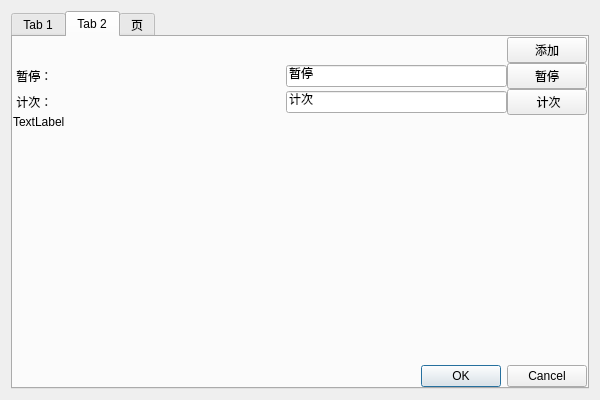
Qt form 4-QtTest/1-Project/4-XVPlayer/Clock/StopwatchSetWdg.ui (gtoo8888/-C-) before a commit.
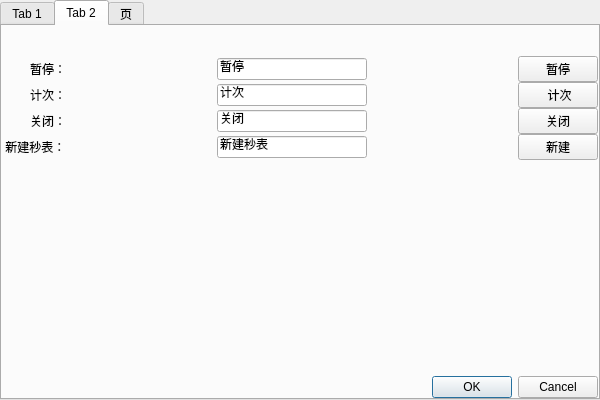
The same form after that commit. The open tabs and pages were chosen to show the change.

Diff of the .ui file:
```diff
--- a/4-QtTest/1-Project/4-XVPlayer/Clock/StopwatchSetWdg.ui
+++ b/4-QtTest/1-Project/4-XVPlayer/Clock/StopwatchSetWdg.ui
@@ -20,6 +20,21 @@
    <string>Setting</string>
   </property>
   <layout class="QVBoxLayout" name="verticalLayout">
+   <property name="spacing">
+    <number>0</number>
+   </property>
+   <property name="leftMargin">
+    <number>0</number>
+   </property>
+   <property name="topMargin">
+    <number>0</number>
+   </property>
+   <property name="rightMargin">
+    <number>0</number>
+   </property>
+   <property name="bottomMargin">
+    <number>0</number>
+   </property>
    <item>
     <widget class="QTabWidget" name="tabWidget">
      <property name="currentIndex">
@@ -94,6 +109,39 @@
            </property>
           </spacer>
          </item>
+         <item row="6" column="2">
+          <widget class="QLineEdit" name="leAutoCleanTime">
+           <property name="text">
+            <string>清理时间</string>
+           </property>
+          </widget>
+         </item>
+         <item row="8" column="0">
+          <widget class="QLabel" name="label">
+           <property name="text">
+            <string> 语言：</string>
+           </property>
+           <property name="alignment">
+            <set>Qt::AlignRight|Qt::AlignTrailing|Qt::AlignVCenter</set>
+           </property>
+          </widget>
+         </item>
+         <item row="0" column="2">
+          <spacer name="verticalSpacer_5">
+           <property name="orientation">
+            <enum>Qt::Vertical</enum>
+           </property>
+           <property name="sizeType">
+            <enum>QSizePolicy::Minimum</enum>
+           </property>
+           <property name="sizeHint" stdset="0">
+            <size>
+             <width>20</width>
+             <height>30</height>
+            </size>
+           </property>
+          </spacer>
+         </item>
          <item row="2" column="2">
           <widget class="QComboBox" name="comboBox">
            <item>
@@ -170,22 +218,8 @@
        </property>
        <item>
         <layout class="QGridLayout" name="gridLayout_2">
-         <item row="0" column="3">
-          <widget class="QPushButton" name="btnKeyAdd">
-           <property name="text">
-            <string>添加</string>
-           </property>
-          </widget>
-         </item>
-         <item row="1" column="0">
-          <widget class="QLabel" name="labKeyStop">
-           <property name="text">
-            <string> 暂停：</string>
-           </property>
-          </widget>
-         </item>
-         <item row="1" column="1">
-          <spacer name="horizontalSpacer">
+         <item row="2" column="3">
+          <spacer name="horizontalSpacer_4">
            <property name="orientation">
             <enum>Qt::Horizontal</enum>
            </property>
@@ -197,62 +231,21 @@
            </property>
           </spacer>
          </item>
-         <item row="1" column="2">
-          <widget class="QLineEdit" name="leKeyStop">
-           <property name="text">
-            <string>暂停</string>
-           </property>
-          </widget>
-         </item>
-         <item row="1" column="3">
-          <widget class="QPushButton" name="btnKeyCount">
-           <property name="text">
-            <string>暂停</string>
-           </property>
-          </widget>
-         </item>
-         <item row="2" column="0">
-          <widget class="QLabel" name="labKeyCount">
-           <property name="text">
-            <string> 计次：</string>
-           </property>
-          </widget>
-         </item>
-         <item row="2" column="1">
-          <spacer name="horizontalSpacer_2">
-           <property name="orientation">
-            <enum>Qt::Horizontal</enum>
-           </property>
-           <property name="sizeHint" stdset="0">
-            <size>
-             <width>40</width>
-             <height>20</height>
-            </size>
-           </property>
-          </spacer>
-         </item>
-         <item row="2" column="2">
+         <item row="3" column="2">
           <widget class="QLineEdit" name="leKeyCout">
            <property name="text">
             <string>计次</string>
            </property>
           </widget>
          </item>
-         <item row="2" column="3">
+         <item row="3" column="4">
           <widget class="QPushButton" name="btnKeyStop">
            <property name="text">
             <string> 计次</string>
            </property>
           </widget>
          </item>
-         <item row="3" column="0">
-          <widget class="QLabel" name="label">
-           <property name="text">
-            <string>TextLabel</string>
-           </property>
-          </widget>
-         </item>
-         <item row="4" column="1">
+         <item row="6" column="1">
           <spacer name="verticalSpacer">
            <property name="orientation">
             <enum>Qt::Vertical</enum>
@@ -265,13 +258,121 @@
            </property>
           </spacer>
          </item>
-         <item row="5" column="0" colspan="4">
+         <item row="4" column="2">
+          <widget class="QLineEdit" name="leKeyClose">
+           <property name="text">
+            <string>关闭</string>
+           </property>
+          </widget>
+         </item>
+         <item row="2" column="0">
+          <widget class="QLabel" name="label2_1">
+           <property name="text">
+            <string> 暂停：</string>
+           </property>
+           <property name="alignment">
+            <set>Qt::AlignRight|Qt::AlignTrailing|Qt::AlignVCenter</set>
+           </property>
+          </widget>
+         </item>
+         <item row="4" column="4">
+          <widget class="QPushButton" name="btnKeyClose">
+           <property name="text">
+            <string>关闭</string>
+           </property>
+          </widget>
+         </item>
+         <item row="3" column="0">
+          <widget class="QLabel" name="label2_2">
+           <property name="text">
+            <string> 计次：</string>
+           </property>
+           <property name="alignment">
+            <set>Qt::AlignRight|Qt::AlignTrailing|Qt::AlignVCenter</set>
+           </property>
+          </widget>
+         </item>
+         <item row="7" column="0" colspan="5">
           <widget class="QDialogButtonBox" name="buttonBox_2">
            <property name="standardButtons">
             <set>QDialogButtonBox::Cancel|QDialogButtonBox::Ok</set>
            </property>
           </widget>
          </item>
+         <item row="2" column="4">
+          <widget class="QPushButton" name="btnKeyCount">
+           <property name="text">
+            <string>暂停</string>
+           </property>
+          </widget>
+         </item>
+         <item row="2" column="2">
+          <widget class="QLineEdit" name="leKeyStop">
+           <property name="text">
+            <string>暂停</string>
+           </property>
+          </widget>
+         </item>
+         <item row="1" column="4">
+          <spacer name="verticalSpacer_6">
+           <property name="orientation">
+            <enum>Qt::Vertical</enum>
+           </property>
+           <property name="sizeType">
+            <enum>QSizePolicy::Minimum</enum>
+           </property>
+           <property name="sizeHint" stdset="0">
+            <size>
+             <width>20</width>
+             <height>30</height>
+            </size>
+           </property>
+          </spacer>
+         </item>
+         <item row="2" column="1">
+          <spacer name="horizontalSpacer">
+           <property name="orientation">
+            <enum>Qt::Horizontal</enum>
+           </property>
+           <property name="sizeHint" stdset="0">
+            <size>
+             <width>40</width>
+             <height>20</height>
+            </size>
+           </property>
+          </spacer>
+         </item>
+         <item row="4" column="0">
+          <widget class="QLabel" name="label2_3">
+           <property name="text">
+            <string> 关闭：</string>
+           </property>
+           <property name="alignment">
+            <set>Qt::AlignRight|Qt::AlignTrailing|Qt::AlignVCenter</set>
+           </property>
+          </widget>
+         </item>
+         <item row="5" column="0">
+          <widget class="QLabel" name="label_8">
+           <property name="text">
+            <string> 新建秒表：</string>
+           </property>
+          </widget>
+         </item>
+         <item row="5" column="2">
+          <widget class="QLineEdit" name="leKeyNew">
+           <property name="text">
+            <string>新建秒表</string>
+           </property>
+          </widget>
+         </item>
+         <item row="5" column="4">
+          <widget class="QPushButton" name="btnKeyNew">
+           <property name="text">
+            <string>新建</string>
+           </property>
+          </widget>
+         </item>
         </layout>
        </item>
       </layout>
```
Left out of the diff: 109 changed lines with no effect on the pictures.
